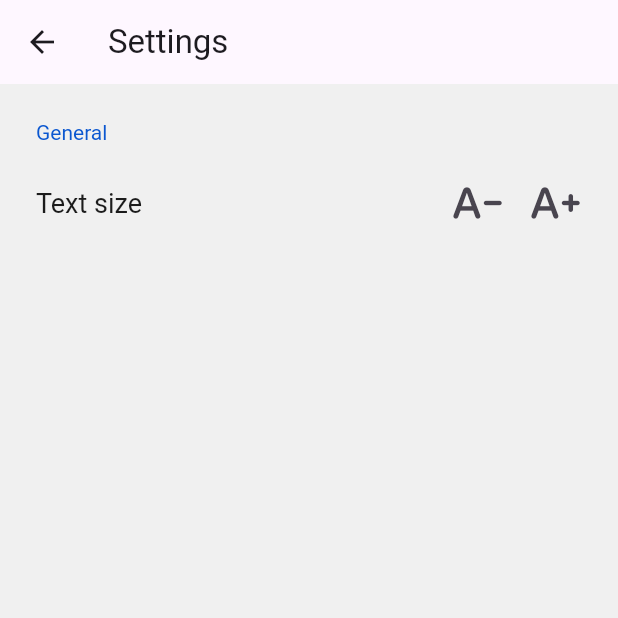
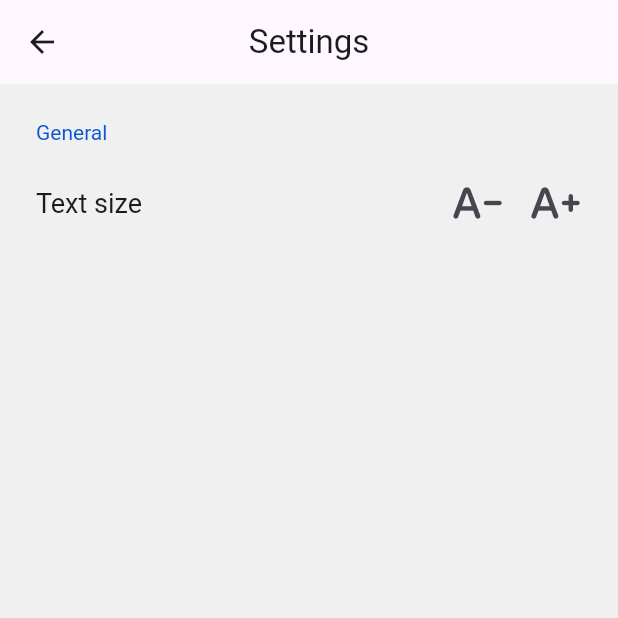
Before and after one commit to anirac-tech/2024_black_tax_and_white_benefits, a Flutter app: the screen it shows after launch, item 2 of the bottom bar chosen, after a tap on the "settings" icon, on a phone screen of 412 x 824 dp, the top half of it. Run offline on Flutter 3.47's test engine with Material 3 defaults, Android fonts, the phone set to English and light mode, and no system bars; drawn by our look-alikes of settings_ui; our stand-ins replace cached_network_image, dio, drift, flutter_hooks, flutter_html, flutter_riverpod and 9 more; missing offline and left inert: sqlite3; accounts and stored records are empty; generated files the repository leaves out were written again; network calls fail.

Commit message:
Center title for android only

```diff
--- a/lib/app/features/about/view/about_view.dart
+++ b/lib/app/features/about/view/about_view.dart
@@ -1,3 +1,5 @@
+import 'dart:io';
+
 import 'package:black_tax_and_white_benefits/app/features/settings/settings_icon_button.dart';
 import 'package:black_tax_and_white_benefits/app/features/text_size/adjustable_text_widget.dart';
 import 'package:black_tax_and_white_benefits/app/shared/error_snackbar_view.dart';
@@ -30,7 +32,10 @@ https://gordonferguson.org/wp-content/uploads/2016/11/Final-Main-Header.jpg''';
     return ErrorSnackbarView<void>(
       provider: launchProvider(url: _url.value),
       child: Scaffold(
-        appBar: AppBar(title: const Text('About'), actions: [SettingsIconButton()]),
+        appBar: AppBar(
+            title: const Text('About'),
+            centerTitle: Platform.isAndroid,
+            actions: [SettingsIconButton()]),
         body: AdjustableTextWidget(
           child: MediaQuery.withClampedTextScaling(
             maxScaleFactor: 1.7,
--- a/lib/app/features/posts/view/favorites_view.dart
+++ b/lib/app/features/posts/view/favorites_view.dart
@@ -1,3 +1,5 @@
+import 'dart:io';
+
 import 'package:black_tax_and_white_benefits/app/config/logger.dart';
 import 'package:black_tax_and_white_benefits/app/features/posts/data/favorites_repository.dart';
 import 'package:black_tax_and_white_benefits/app/features/posts/domain/post.dart';
@@ -19,7 +21,10 @@ class FavoritesView extends StatelessWidget {
 
   @override
   Widget build(BuildContext context) => Scaffold(
-        appBar: AppBar(title: const Text('Favorites'), actions: [SettingsIconButton()]),
+        appBar: AppBar(
+            title: const Text('Favorites'),
+            centerTitle: Platform.isAndroid,
+            actions: [SettingsIconButton()]),
         body: AdjustableTextWidget(
           child: Center(
             child: Consumer(
--- a/lib/app/features/posts/view/posts_view.dart
+++ b/lib/app/features/posts/view/posts_view.dart
@@ -1,3 +1,5 @@
+import 'dart:io';
+
 import 'package:black_tax_and_white_benefits/app/config/logger.dart';
 import 'package:black_tax_and_white_benefits/app/features/posts/data/post_client.dart';
 import 'package:black_tax_and_white_benefits/app/features/posts/domain/post_response.dart';
@@ -21,8 +23,10 @@ class PostsView extends StatelessWidget {
 
   @override
   Widget build(BuildContext context) => Scaffold(
-        appBar:
-            AppBar(title: const Text('Black Tax White Benefits'), actions: [SettingsIconButton()]),
+        appBar: AppBar(
+            title: const Text('Black Tax White Benefits'),
+            centerTitle: Platform.isAndroid,
+            actions: [SettingsIconButton()]),
         body: AdjustableTextWidget(
           child: Center(
             child: Consumer(
--- a/lib/app/features/settings/settings_view.dart
+++ b/lib/app/features/settings/settings_view.dart
@@ -1,3 +1,5 @@
+import 'dart:io';
+
 import 'package:black_tax_and_white_benefits/app/features/text_size/adjustable_text_widget.dart';
 import 'package:black_tax_and_white_benefits/app/features/text_size/text_size_icon_button.dart';
 import 'package:flutter/material.dart';
@@ -14,6 +16,7 @@ class SettingsView extends StatelessWidget {
   Widget build(BuildContext context) => Scaffold(
         appBar: AppBar(
           title: const Text('Settings'),
+          centerTitle: Platform.isAndroid,
           surfaceTintColor: Colors.transparent,
         ),
         body: AdjustableTextWidget(
```
